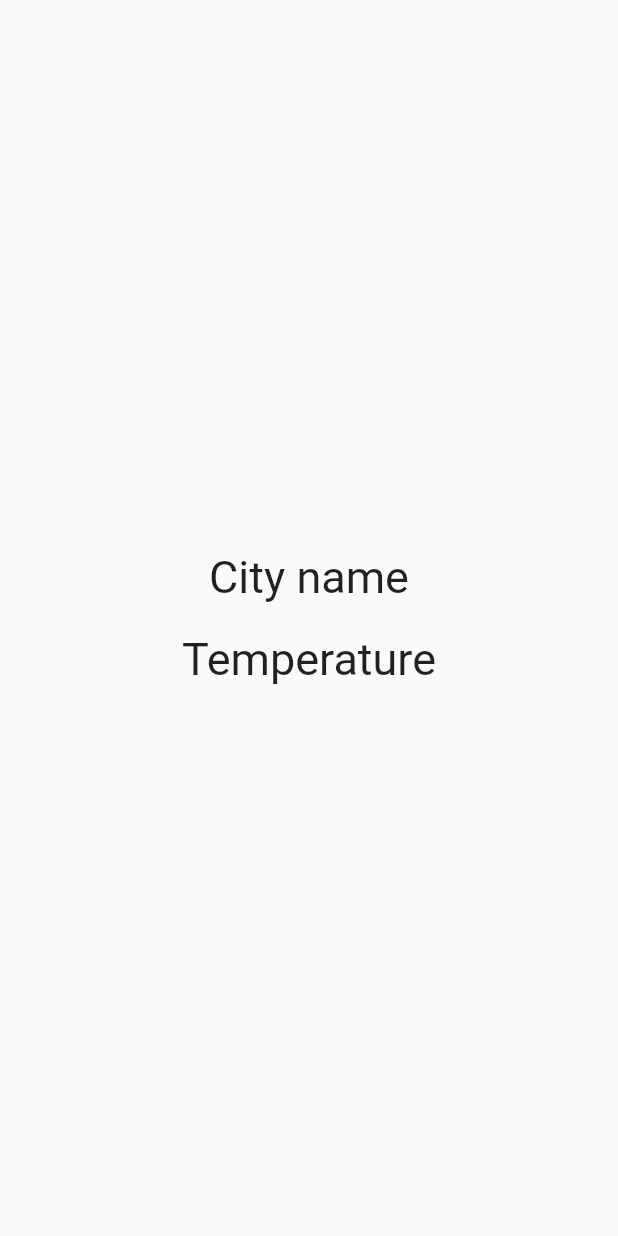
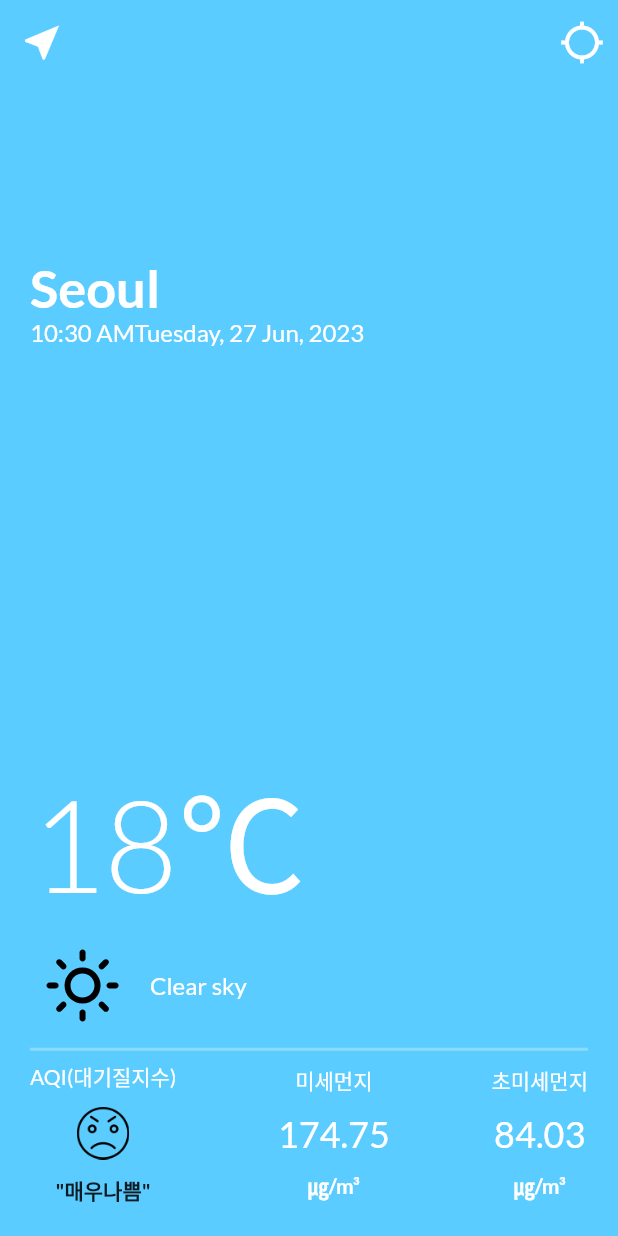
Before and after one commit to yangjaehoon/fill-your-festival, a Flutter app: the WeatherScreen screen opened directly, on a phone screen of 412 x 824 dp. Run offline on Flutter 3.47's test engine with Material 2 defaults, Android fonts, the phone set to English and light mode, and no system bars; our stand-ins replace flutter_svg, geolocator, google_fonts, timer_builder; network calls fail; statements that could not run were skipped.

Commit message:
weather UI

```diff
--- a/lib/weather/screens/loading.dart
+++ b/lib/weather/screens/loading.dart
@@ -1,5 +1,5 @@
 import 'package:feple/data/my_location.dart';
-import 'package:feple/weather/screens/weather_screnn.dart';
+import 'package:feple/weather/screens/weather_screen.dart';
 import 'package:flutter/material.dart';
 import 'package:feple/data/network.dart';
 const apiKey = '8a5641156b4c3c4db251c584d89e78e1';
@@ -31,12 +31,12 @@ class _LoadingState extends State<Loading> {
     print(latitude3);
     print(longitude3);
 
-    Network network = Network('https://api.openweathermap.org/data/2.5/weather?lat=${latitude3}&lon=${longitude3}&appid=${apiKey}');
+    Network network = Network('https://api.openweathermap.org/data/2.5/weather?lat=${latitude3}&lon=${longitude3}&appid=${apiKey}&units=metric');
     //Network network = Network('https://samples.openweathermap.org/data/2.5/weather?q=London&appid=b1b15e88fa797225412429c1c50c122a1');
     var weatherData = await network.getJsonData();
     print(weatherData);
     Navigator.push(context, MaterialPageRoute(builder: (context){
-      return WeatherScreen();
+      return WeatherScreen(parseWeatherData: weatherData,);
     } ));
   }
 /*
--- /dev/null
+++ b/lib/weather/screens/weather_screen.dart
@@ -0,0 +1,266 @@
+import 'package:flutter/material.dart';
+import 'package:google_fonts/google_fonts.dart';
+import 'package:flutter_svg/flutter_svg.dart';
+import 'package:timer_builder/timer_builder.dart';
+import 'package:intl/intl.dart';
+
+class WeatherScreen extends StatefulWidget {
+  WeatherScreen({this.parseWeatherData});
+
+  final dynamic parseWeatherData;
+
+  @override
+  _WeatherScreenState createState() => _WeatherScreenState();
+}
+
+class _WeatherScreenState extends State<WeatherScreen> {
+  String? cityName;
+  int temp = 0;
+  var date = DateTime.now();
+
+  @override
+  void initState() {
+    super.initState();
+    updateData(widget.parseWeatherData);
+  }
+
+  void updateData(dynamic weatherData) {
+    double temp2 = weatherData['main']['temp'];
+    temp = temp2.round();
+    cityName = weatherData['name'];
+
+    print(temp);
+    print(cityName);
+  }
+
+  String? getSystemTime() {
+    var now = DateTime.now();
+    return DateFormat("h:mm a").format(now);
+  }
+
+  @override
+  Widget build(BuildContext context) {
+    return Scaffold(
+        extendBodyBehindAppBar: true,
+        appBar: AppBar(
+          //title:Text(''),
+          backgroundColor: Colors.transparent,
+          elevation: 0.0,
+          leading: IconButton(
+            icon: Icon(Icons.near_me),
+            onPressed: () {},
+            iconSize: 30.0,
+          ),
+          actions: [
+            IconButton(
+              onPressed: () {},
+              iconSize: 30.0,
+              icon: Icon(
+                Icons.location_searching,
+              ),
+            )
+          ],
+        ),
+        body: Container(
+          color: Color(0xFF5ACCFF),
+          child: Stack(
+            children: [
+              Container(),
+              Container(
+                  padding: EdgeInsets.all(20.0),
+                  child: Column(
+                    mainAxisAlignment: MainAxisAlignment.spaceBetween,
+                    children: [
+                      Expanded(
+                        child: Column(
+                          mainAxisAlignment: MainAxisAlignment.spaceBetween,
+                          crossAxisAlignment: CrossAxisAlignment.start,
+                          children: [
+                            Column(
+                                crossAxisAlignment: CrossAxisAlignment.start,
+                                children: [
+                                  SizedBox(
+                                    height: 150.0,
+                                  ),
+                                  Text(
+                                    'Seoul',
+                                    style: GoogleFonts.lato(
+                                      fontSize: 35.0,
+                                      fontWeight: FontWeight.bold,
+                                      color: Colors.white,
+                                    ),
+                                  ),
+                                  Row(
+                                    children: [
+                                      TimerBuilder.periodic(
+                                        (Duration(minutes: 1)),
+                                        builder: (context) {
+                                          print('${getSystemTime()}');
+                                          return Text(
+                                            '${getSystemTime()}',
+                                            style: GoogleFonts.lato(
+                                                fontSize: 16.0,
+                                                color: Colors.white),
+                                          );
+                                        },
+                                      ),
+                                      Text(DateFormat('EEEE, ').format(date),
+                                          style: GoogleFonts.lato(
+                                              fontSize: 16.0,
+                                              color: Colors.white)),
+                                      Text(
+                                          DateFormat('d MMM, yyy').format(date),
+                                          style: GoogleFonts.lato(
+                                              fontSize: 16.0,
+                                              color: Colors.white))
+                                    ],
+                                  )
+                                ]),
+                            Column(
+                              crossAxisAlignment: CrossAxisAlignment.start,
+                              children: [
+                                Text(
+                                  '18\u2103',
+                                  style: GoogleFonts.lato(
+                                    fontSize: 85.0,
+                                    fontWeight: FontWeight.w300,
+                                    color: Colors.white,
+                                  ),
+                                ),
+                                Row(
+                                  children: [
+                                    SvgPicture.asset(
+                                        'svg/weather_icon/climacon-sun.svg'),
+                                    SizedBox(
+                                      width: 10.0,
+                                    ),
+                                    Text('Clear sky',
+                                        style: GoogleFonts.lato(
+                                          fontSize: 16.0,
+                                            color: Colors.white,
+                                        ),
+                                    )
+                                  ],
+                                )
+                              ],
+                            )
+                          ],
+                        ),
+                      ),
+                      Column(
+                        children: [
+                          Divider(
+                            height: 15.0,
+                            thickness: 2.0,
+                            color: Colors.white30,
+                          ),
+                          Row(
+                            mainAxisAlignment: MainAxisAlignment.spaceBetween,
+                            children: [
+                              Column(
+                                children: [
+                                  Text(
+                                    'AQI(대기질지수)',
+                                    style: GoogleFonts.lato(
+                                      fontSize: 14.0,
+                                      color: Colors.white,
+                                    ),
+                                  ),
+                                  SizedBox(
+                                    height: 10.0,
+                                  ),
+
+                                  Image.asset('asset/img/air_condition_icon/bad.png',
+                                  width: 37.0,
+                                  height: 35.0,
+                                  ),
+                                  SizedBox(
+                                    height: 10.0,
+                                  ),
+                                  Text(
+                                    '"매우나쁨"',
+                                    style: GoogleFonts.lato(
+                                      fontSize: 14.0,
+                                      color: Colors.black87,
+                                      fontWeight: FontWeight.bold
+                                    ),
+                                  ),
+                                ],
+                              ),
+                              Column(
+                                children: [
+                                  Text(
+                                    '미세먼지',
+                                    style: GoogleFonts.lato(
+                                      fontSize: 14.0,
+                                      color: Colors.white,
+                                    ),
+                                  ),
+                                  SizedBox(
+                                    height: 10.0,
+                                  ),
+
+                                  Text(
+                                    '174.75',
+                                    style: GoogleFonts.lato(
+                                      fontSize: 24.0,
+                                      color: Colors.white,
+                                    ),
+                                  ),
+                                  SizedBox(
+                                    height: 10.0,
+                                  ),
+                                  Text(
+                                    '㎍/m³',
+                                    style: GoogleFonts.lato(
+                                        fontSize: 14.0,
+                                        color: Colors.white,
+                                        fontWeight: FontWeight.bold
+                                    ),
+                                  ),
+                                ],
+                              ),
+                              Column(
+                                children: [
+                                  Text(
+                                    '초미세먼지',
+                                    style: GoogleFonts.lato(
+                                      fontSize: 14.0,
+                                      color: Colors.white,
+                                    ),
+                                  ),
+                                  SizedBox(
+                                    height: 10.0,
+                                  ),
+
+                                  Text(
+                                    '84.03',
+                                    style: GoogleFonts.lato(
+                                      fontSize: 24.0,
+                                      color: Colors.white,
+                                    ),
+                                  ),
+                                  SizedBox(
+                                    height: 10.0,
+                                  ),
+                                  Text(
+                                    '㎍/m³',
+                                    style: GoogleFonts.lato(
+                                        fontSize: 14.0,
+                                        color: Colors.white,
+                                        fontWeight: FontWeight.bold
+                                    ),
+                                  ),
+                                ],
+                              ),
+                            ],
+                          )
+                        ],
+                      )
+                    ],
+                  ))
+            ],
+          ),
+        ));
+  }
+}
--- a/lib/weather/screens/weather_screnn.dart
+++ /dev/null
@@ -1,38 +0,0 @@
-import 'package:flutter/material.dart';
-
-class WeatherScreen extends StatefulWidget{
-  @override
-  _WeatherScreenState createState() => _WeatherScreenState();
-}
-
-class _WeatherScreenState extends State<WeatherScreen> {
-  @override
-  Widget build(BuildContext context){
-    return Scaffold(
-      body: SafeArea(
-        child: Center(
-          child: Column(
-            mainAxisAlignment: MainAxisAlignment.center,
-            children: [
-              Text(
-                'City name',
-                style: TextStyle(
-                  fontSize: 30.0
-                ),
-              ),
-              SizedBox(
-                height: 20.0,
-              ),
-              Text(
-                'Temperature',
-                style: TextStyle(
-                  fontSize: 30.0
-                ),
-              )
-            ],
-          )
-        )
-      ),
-    );
-  }
-}
--- a/pubspec.yaml
+++ b/pubspec.yaml
@@ -37,6 +37,10 @@ dependencies:
   cupertino_icons: ^1.0.2
   geolocator: ^9.0.2
   http: ^1.1.0
+  google_fonts: ^5.1.0
+  flutter_svg: ^2.0.7
+  timer_builder: ^2.0.0
+  intl: ^0.18.1
 
 dev_dependencies:
   flutter_test:
@@ -63,6 +67,8 @@ flutter:
   # To add assets to your application, add an assets section, like this:
   assets:
      - asset/img/
+     - asset/img/air_condition_icon/
+     - svg/weather_icon/
 
   # An image asset can refer to one or more resolution-specific "variants", see
   # https://flutter.dev/assets-and-images/#resolution-aware
```
Also changed, not shown: asset/img/air_condition_icon/bad.png (added), asset/img/air_condition_icon/fair.png (added), asset/img/air_condition_icon/good.png (added), asset/img/air_condition_icon/moderate.png (added), asset/img/air_condition_icon/poor.png (added), pubspec.lock, svg/weather_icon/climacon-cloud_lightning.svg (added), svg/weather_icon/climacon-cloud_moon.svg (added), svg/weather_icon/climacon-cloud_rain.svg (added), svg/weather_icon/climacon-cloud_snow_alt.svg (added), svg/weather_icon/climacon-cloud_sun.svg (added), svg/weather_icon/climacon-sun.svg (added), svg/weather_icon/climacon-sun_fill.svg (added), svg/weather_icon/icon.svg (added).
